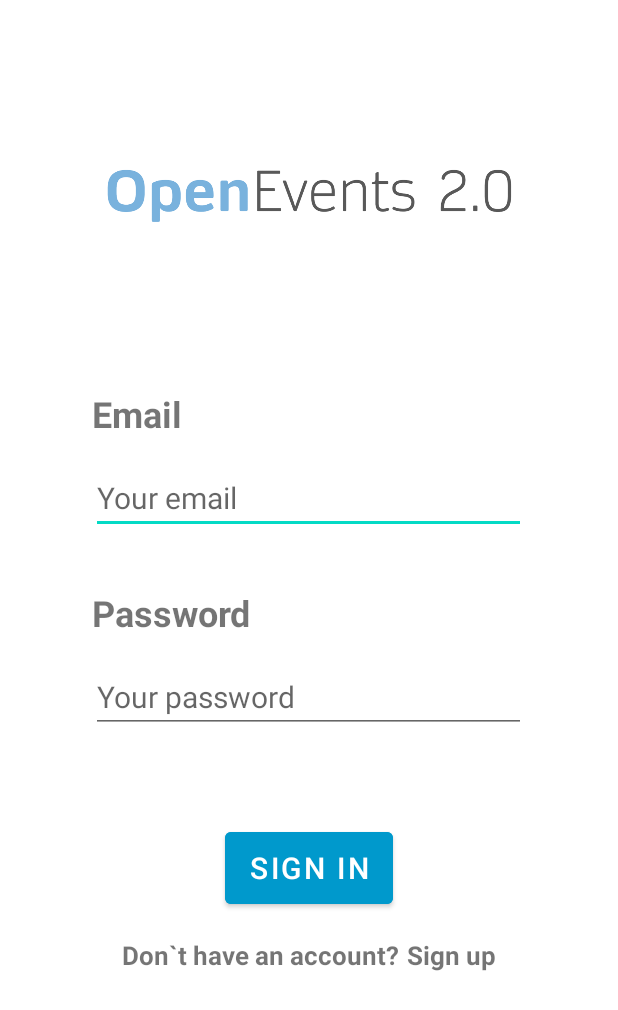
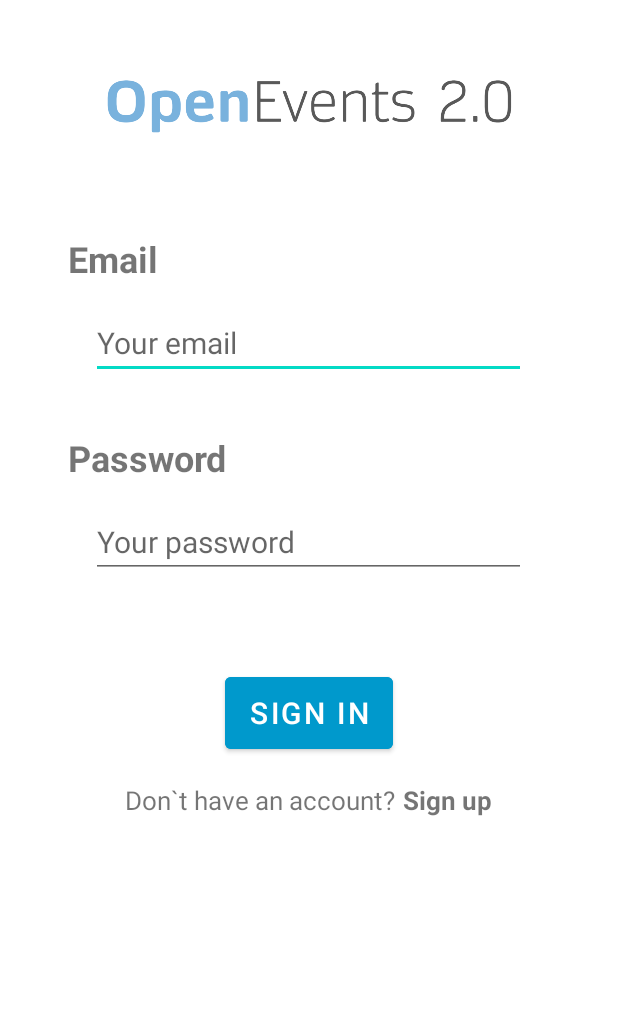
Before and after one commit to danimr99/LaSalle_GTAS2_Android_OpenEvents, an Android app: the layout activity_login.xml on its own in the app's theme, with its tools: preview values and no code run, on a phone screen of 412 x 824 dp. Shown: the top 1010 px of the screen. Run offline under Robolectric (Android 15) with nearby library versions, the phone set to English and light mode, and no system bars.

Commit message:
creation of the landscape login layout

```diff
--- /dev/null
+++ b/app/src/main/res/layout-land/activity_login.xml
@@ -0,0 +1,99 @@
+<?xml version="1.0" encoding="utf-8"?>
+<ScrollView xmlns:android="http://schemas.android.com/apk/res/android"
+    android:layout_width="match_parent"
+    android:layout_height="match_parent"
+    android:id="@+id/scrollView">
+
+    <LinearLayout
+        android:layout_width="match_parent"
+        android:layout_height="wrap_content"
+        android:orientation="vertical"
+        android:layout_marginLeft="16dp"
+        android:layout_marginRight="16dp">
+
+            <ImageView
+                android:id="@+id/logo"
+                android:layout_width="280dp"
+                android:layout_height="140dp"
+                android:src="@drawable/open_events_logo"
+                android:layout_gravity="center_horizontal"
+                android:contentDescription="@string/openEventsLogoDescription" />
+
+            <TextView
+                android:id="@+id/emailTitle"
+                android:layout_width="wrap_content"
+                android:layout_height="wrap_content"
+                android:layout_marginTop="16dp"
+                android:layout_marginBottom="16dp"
+                android:text="@string/emailTitleLogin"
+                android:textSize="24sp"
+                android:textStyle="bold"
+                android:layout_marginLeft="125dp" />
+            <EditText
+                android:id="@+id/email"
+                android:layout_width="450dp"
+                android:layout_height="wrap_content"
+                android:layout_gravity="center_horizontal"
+                android:hint="@string/emailHintLogin"
+                android:textSize="20sp"
+                android:layout_marginBottom="20dp"
+                android:autofillHints=""
+                android:inputType="textEmailAddress" />
+            <TextView
+                android:id="@+id/textView"
+                android:layout_width="wrap_content"
+                android:layout_height="wrap_content"
+                android:layout_marginTop="16dp"
+                android:layout_marginBottom="16dp"
+                android:text="@string/passwordTitleLogin"
+                android:textSize="24sp"
+                android:textStyle="bold"
+                android:layout_marginLeft="125dp"/>
+            <EditText
+                android:id="@+id/password"
+                android:layout_width="450dp"
+                android:layout_height="wrap_content"
+                android:layout_gravity="center_horizontal"
+                android:hint="@string/passwordHintLogin"
+                android:textSize="20sp"
+                android:autofillHints=""
+                android:inputType="textPassword" />
+            <Button
+                android:id="@+id/login"
+                android:layout_width="wrap_content"
+                android:layout_height="60dp"
+                android:layout_gravity="center_horizontal"
+                android:text="@string/signInTitle"
+                android:backgroundTint="#FF0099CC"
+                android:textColor="#fff"
+                android:textSize="20sp"
+                android:layout_marginTop="60dp"/>
+
+            <LinearLayout
+                android:layout_width="wrap_content"
+                android:layout_height="wrap_content"
+                android:orientation="horizontal"
+                android:layout_marginTop="16dp"
+                android:layout_gravity="center_horizontal"
+                android:layout_marginBottom="50dp">
+
+                <TextView
+                    android:id="@+id/notAccountText"
+                    android:layout_width="wrap_content"
+                    android:layout_height="wrap_content"
+                    android:text="@string/notAccountText"
+                    android:textSize="17sp"
+                    android:layout_marginRight="5sp"
+                    />
+
+                <TextView
+                    android:id="@+id/notAccountButton"
+                    android:layout_width="wrap_content"
+                    android:layout_height="wrap_content"
+                    android:text="@string/notAccountButton"
+                    android:textSize="17sp"
+                    android:textStyle="bold"
+                    />
+            </LinearLayout>
+    </LinearLayout>
+</ScrollView>
--- a/app/src/main/res/layout/login.xml
+++ b/app/src/main/res/layout/activity_login.xml
@@ -1,24 +1,13 @@
 <?xml version="1.0" encoding="utf-8"?>
-<androidx.constraintlayout.widget.ConstraintLayout xmlns:android="http://schemas.android.com/apk/res/android"
-    xmlns:app="http://schemas.android.com/apk/res-auto"
-    xmlns:tools="http://schemas.android.com/tools"
+<LinearLayout xmlns:android="http://schemas.android.com/apk/res/android"
     android:layout_width="match_parent"
-    android:layout_height="match_parent">
-
-    <LinearLayout
-        android:layout_width="match_parent"
-        android:layout_height="wrap_content"
-        android:orientation="vertical"
-        android:layout_marginLeft="16dp"
-        android:layout_marginRight="16dp"
-        android:layout_centerInParent="true"
-        tools:ignore="MissingConstraints">
+    android:layout_height="match_parent"
+    android:orientation="vertical" >
 
         <ImageView
             android:id="@+id/logo"
             android:layout_width="280dp"
-            android:layout_height="wrap_content"
-            android:layout_marginTop="16dp"
+            android:layout_height="140dp"
             android:src="@drawable/open_events_logo"
             android:layout_gravity="center_horizontal"
             android:contentDescription="@string/openEventsLogoDescription" />
@@ -41,7 +30,8 @@
             android:hint="@string/emailHintLogin"
             android:textSize="20sp"
             android:layout_marginBottom="20dp"
-            android:autofillHints="" />
+            android:autofillHints=""
+            android:inputType="textEmailAddress" />
         <TextView
             android:id="@+id/textView"
             android:layout_width="wrap_content"
@@ -59,7 +49,8 @@
             android:layout_gravity="center_horizontal"
             android:hint="@string/passwordHintLogin"
             android:textSize="20sp"
-            />
+            android:autofillHints=""
+            android:inputType="textPassword" />
         <Button
             android:id="@+id/login"
             android:layout_width="wrap_content"
@@ -85,7 +76,6 @@
                 android:text="@string/notAccountText"
                 android:textSize="17sp"
                 android:layout_marginRight="5sp"
-                android:textStyle="bold"
                 />
 
             <TextView
@@ -97,7 +87,4 @@
                 android:textStyle="bold"
                 />
         </LinearLayout>
-
-    </LinearLayout>
-
-</androidx.constraintlayout.widget.ConstraintLayout>
+</LinearLayout>
```
